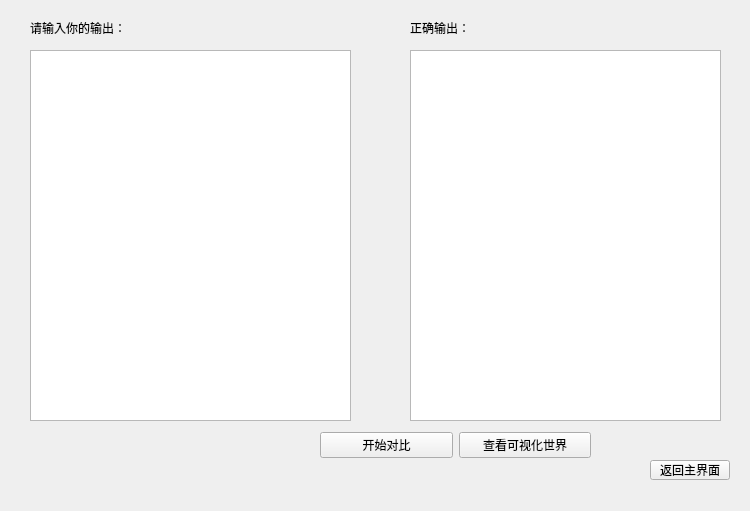
This is compare.ui in RickyRui111/WorldOfWarcraftDebug as Qt 5 draws it before an edit. The edited form follows.
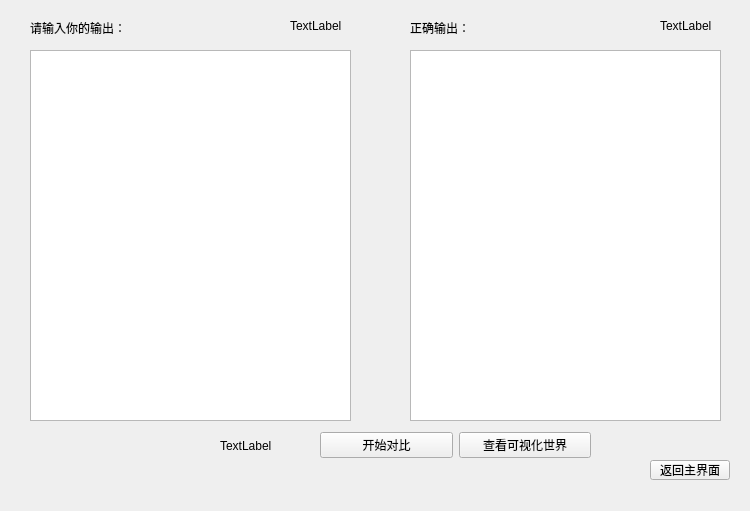
This is the edited form.

The edit to the form file:
```diff
--- a/compare.ui
+++ b/compare.ui
@@ -72,7 +72,7 @@
     <string>返回主界面</string>
    </property>
   </widget>
-  <widget class="QWidget" name="">
+  <widget class="QWidget" name="layoutWidget">
    <property name="geometry">
     <rect>
      <x>320</x>
@@ -98,6 +98,45 @@
     </item>
    </layout>
   </widget>
+  <widget class="QLabel" name="wTextLines">
+   <property name="geometry">
+    <rect>
+     <x>290</x>
+     <y>20</y>
+     <width>54</width>
+     <height>12</height>
+    </rect>
+   </property>
+   <property name="text">
+    <string>TextLabel</string>
+   </property>
+  </widget>
+  <widget class="QLabel" name="cTextLines">
+   <property name="geometry">
+    <rect>
+     <x>660</x>
+     <y>20</y>
+     <width>54</width>
+     <height>12</height>
+    </rect>
+   </property>
+   <property name="text">
+    <string>TextLabel</string>
+   </property>
+  </widget>
+  <widget class="QLabel" name="difLines">
+   <property name="geometry">
+    <rect>
+     <x>220</x>
+     <y>440</y>
+     <width>54</width>
+     <height>12</height>
+    </rect>
+   </property>
+   <property name="text">
+    <string>TextLabel</string>
+   </property>
+  </widget>
  </widget>
  <resources/>
  <connections/>
```
